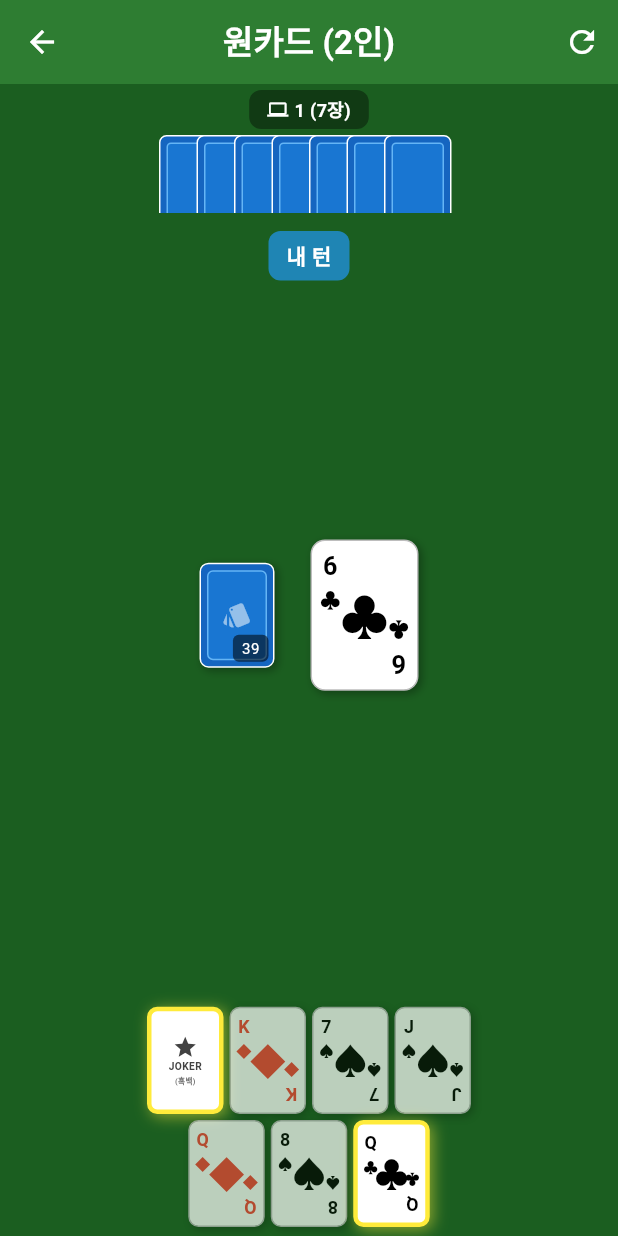
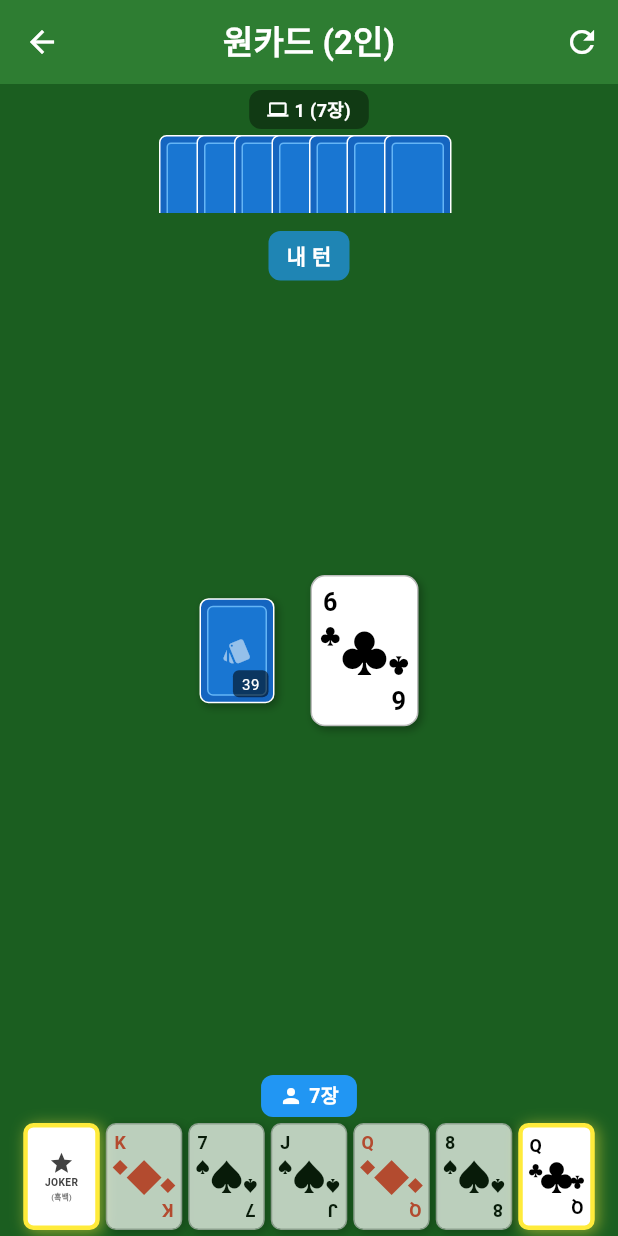
Before and after one commit to mhpark03/games, a Flutter app: the OneCardScreen screen opened directly, on a phone screen of 412 x 824 dp. Run offline on Flutter 3.47's test engine with Material 3 defaults, Android fonts, the phone set to English and light mode, and no system bars; our stand-ins replace shared_preferences; accounts and stored records are empty.

Commit message:
세로모드 플레이어 카드 수 표시 추가 및 가로 스크롤로 오버플로우 수정

```diff
--- a/lib/games/onecard/onecard_screen.dart
+++ b/lib/games/onecard/onecard_screen.dart
@@ -2124,26 +2124,41 @@ class _OneCardScreenState extends State<OneCardScreen> with TickerProviderStateM
   Widget _buildPlayerHand() {
     final playable = _getPlayableCards(playerHand);
 
-    // 2줄로 배열
-    final int cardsPerRow = (playerHand.length / 2).ceil();
-    final List<List<int>> rows = [];
-    for (int i = 0; i < playerHand.length; i += cardsPerRow) {
-      rows.add(List.generate(
-        (i + cardsPerRow > playerHand.length) ? playerHand.length - i : cardsPerRow,
-        (j) => i + j,
-      ));
-    }
-
     return Container(
       padding: const EdgeInsets.symmetric(horizontal: 8, vertical: 4),
       child: Column(
         mainAxisSize: MainAxisSize.min,
-        children: rows.map((rowIndices) {
-          return Padding(
-            padding: const EdgeInsets.symmetric(vertical: 2),
+        children: [
+          // 플레이어 정보 (카드 수 표시)
+          Container(
+            margin: const EdgeInsets.only(bottom: 4),
+            padding: const EdgeInsets.symmetric(horizontal: 12, vertical: 4),
+            decoration: BoxDecoration(
+              color: isPlayerTurn ? Colors.blue : Colors.black38,
+              borderRadius: BorderRadius.circular(8),
+            ),
+            child: Row(
+              mainAxisSize: MainAxisSize.min,
+              children: [
+                const Icon(Icons.person, color: Colors.white, size: 16),
+                const SizedBox(width: 4),
+                Text(
+                  '${playerHand.length}장',
+                  style: const TextStyle(
+                    color: Colors.white,
+                    fontSize: 13,
+                    fontWeight: FontWeight.bold,
+                  ),
+                ),
+              ],
+            ),
+          ),
+          // 카드 (스크롤 가능)
+          SingleChildScrollView(
+            scrollDirection: Axis.horizontal,
             child: Row(
               mainAxisAlignment: MainAxisAlignment.center,
-              children: rowIndices.map((index) {
+              children: List.generate(playerHand.length, (index) {
                 final card = playerHand[index];
                 final canPlay = playable.contains(card) && isPlayerTurn && !gameOver;
 
@@ -2157,10 +2172,10 @@ class _OneCardScreenState extends State<OneCardScreen> with TickerProviderStateM
                     ),
                   ),
                 );
-              }).toList(),
-            ),
-          );
-        }).toList(),
+              }),
+            ),
+          ),
+        ],
       ),
     );
   }
```
